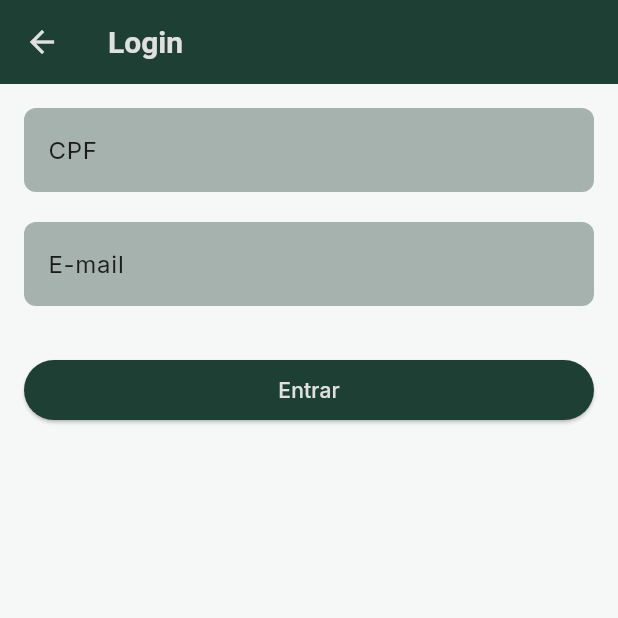
After one commit to FelipeMoraisOC/app_seminario_dm, a Flutter app: the screen it shows after launch, in the side drawer, after a tap on "Login", on a phone screen of 412 x 824 dp, the top half of it. The commit adds this screen. Run offline on Flutter 3.47's test engine with Material 3 defaults, Android fonts, the phone set to English and light mode, and no system bars; our stand-ins replace google_fonts; network calls fail.

Commit message:
Add login functionality: implement LoginScreen with CPF and email validation, and integrate into navigation

```diff
--- a/lib/app.dart
+++ b/lib/app.dart
@@ -4,6 +4,7 @@ import 'package:app_seminario/modules/configuracoes/configuracoes_screen.dart';
 import 'package:app_seminario/modules/gridview/gridview_builder_screen.dart';
 import 'package:app_seminario/modules/gridview/gridview_extend_screen.dart';
 import 'package:app_seminario/modules/home/home_screen.dart';
+import 'package:app_seminario/modules/login/login_screen.dart';
 import 'package:app_seminario/modules/meu_perfil/meu_perfil_screen.dart';
 import 'package:app_seminario/modules/personalizacao/personalizacao_screen.dart';
 import 'package:app_seminario/widgets/custom_app_bar.dart';
@@ -31,6 +32,7 @@ class MyApp extends StatelessWidget {
         '/personalizacao': (context) => const PersonalizacaoScreen(),
         '/gridview-builder': (context) => const GridviewBuilderScreen(),
         '/gridview-extend': (context) => const GridviewExtentScreen(),
+        '/login': (context) => const LoginScreen(),
       },
       theme: themeProvider.lightTheme,
       darkTheme: themeProvider.darkTheme,
--- a/lib/modules/configuracoes/configuracoes_screen.dart
+++ b/lib/modules/configuracoes/configuracoes_screen.dart
@@ -175,6 +175,7 @@ class _ConfiguracoesScreenState extends State<ConfiguracoesScreen> {
                 child: Text('Selecionar Hora'),
               ),
               SizedBox(height: 16),
+
               TextFormField(
                 controller: senhaController,
                 decoration: InputDecoration(labelText: 'Senha'),
--- a/lib/modules/curso/adicionar_curso.dart
+++ b/lib/modules/curso/adicionar_curso.dart
@@ -88,6 +88,7 @@ class _AdicionarCursoState extends State<AdicionarCurso> {
                 const SizedBox(height: 20),
                 TextFormField(
                   controller: senhaController,
+                  autovalidateMode: AutovalidateMode.onUnfocus,
                   decoration: const InputDecoration(labelText: 'Senha'),
                   obscureText: true,
                   validator: (value) {
--- /dev/null
+++ b/lib/modules/login/login_screen.dart
@@ -0,0 +1,128 @@
+import 'package:flutter/material.dart';
+import 'package:flutter/services.dart';
+
+class LoginScreen extends StatefulWidget {
+  const LoginScreen({super.key});
+
+  @override
+  State<LoginScreen> createState() => _LoginScreenState();
+}
+
+class _LoginScreenState extends State<LoginScreen> {
+  final _formKey = GlobalKey<FormState>();
+  final cpfController = TextEditingController();
+  final emailController = TextEditingController();
+
+  @override
+  void dispose() {
+    cpfController.dispose();
+    emailController.dispose();
+    super.dispose();
+  }
+
+  void _login() {
+    if (_formKey.currentState!.validate()) {
+      final cpf = cpfController.text;
+      final email = emailController.text;
+
+      // Mock do login
+      ScaffoldMessenger.of(
+        context,
+      ).showSnackBar(SnackBar(content: Text('CPF: $cpf\nEmail: $email')));
+    }
+  }
+
+  @override
+  Widget build(BuildContext context) {
+    return Scaffold(
+      appBar: AppBar(title: const Text('Login')),
+      body: Padding(
+        padding: const EdgeInsets.all(16),
+        child: Form(
+          key: _formKey,
+          child: Column(
+            children: [
+              TextFormField(
+                controller: cpfController,
+                keyboardType: TextInputType.number,
+                inputFormatters: [
+                  FilteringTextInputFormatter.digitsOnly,
+                  _CpfInputFormatter(),
+                ],
+                decoration: const InputDecoration(labelText: 'CPF'),
+                validator: (value) {
+                  if (value == null || value.isEmpty) return '* digite o CPF';
+                  if (!_validarCpf(value)) return '* CPF inválido';
+                  return null;
+                },
+              ),
+              const SizedBox(height: 20),
+              TextFormField(
+                controller: emailController,
+                keyboardType: TextInputType.emailAddress,
+                decoration: const InputDecoration(labelText: 'E-mail'),
+                validator: (value) {
+                  if (value == null || value.isEmpty) {
+                    return '* digite o e-mail';
+                  }
+                  if (!value.contains('@') || !value.contains('.')) {
+                    return '* e-mail inválido';
+                  }
+                  return null;
+                },
+              ),
+              const SizedBox(height: 32),
+              SizedBox(
+                width: double.infinity,
+                child: ElevatedButton(
+                  onPressed: _login,
+                  child: const Text('Entrar'),
+                ),
+              ),
+            ],
+          ),
+        ),
+      ),
+    );
+  }
+
+  bool _validarCpf(String cpf) {
+    final numbers = cpf.replaceAll(RegExp(r'\D'), '');
+    if (numbers.length != 11) return false;
+    if (RegExp(r'^(\d)\1*$').hasMatch(numbers)) return false;
+
+    int calcDig(int n) {
+      int sum = 0;
+      for (int i = 0; i < n; i++) {
+        sum += int.parse(numbers[i]) * (n + 1 - i);
+      }
+      int mod = (sum * 10) % 11;
+      return mod == 10 ? 0 : mod;
+    }
+
+    int dig1 = calcDig(9);
+    int dig2 = calcDig(10);
+
+    return dig1 == int.parse(numbers[9]) && dig2 == int.parse(numbers[10]);
+  }
+}
+
+class _CpfInputFormatter extends TextInputFormatter {
+  @override
+  TextEditingValue formatEditUpdate(
+    TextEditingValue oldValue,
+    TextEditingValue newValue,
+  ) {
+    String text = newValue.text.replaceAll(RegExp(r'\D'), '');
+    if (text.length > 11) text = text.substring(0, 11);
+
+    String newText = '';
+    for (int i = 0; i < text.length; i++) {
+      if (i == 3 || i == 6) newText += '.';
+      if (i == 9) newText += '-';
+      newText += text[i];
+    }
+
+    return TextEditingValue(text: newText);
+  }
+}
--- a/lib/widgets/custom_drawer.dart
+++ b/lib/widgets/custom_drawer.dart
@@ -120,6 +120,19 @@ class CustomDrawer extends StatelessWidget {
                     child: const Divider(thickness: 1),
                   ),
                   ListTile(
+                    leading: const Icon(Icons.view_comfy_alt_outlined),
+                    title: Text('Login'),
+                    subtitle: Text(
+                      '/login',
+                      style: Theme.of(context).textTheme.labelSmall?.copyWith(
+                        fontStyle: FontStyle.italic,
+                      ),
+                    ),
+                    onTap: () {
+                      Navigator.pushNamed(context, '/login');
+                    },
+                  ),
+                  ListTile(
                     leading: const Icon(Icons.grid_on_outlined),
                     title: Text('GridView.Builder'),
                     subtitle: Text(
--- a/pubspec.yaml
+++ b/pubspec.yaml
@@ -37,6 +37,7 @@ dependencies:
   provider: ^6.1.4
   google_fonts: ^6.2.1
   intl: ^0.20.2
+  flutter_multi_formatter: ^2.13.7
 
 dev_dependencies:
   flutter_test:
```
Also changed, not shown: pubspec.lock.
